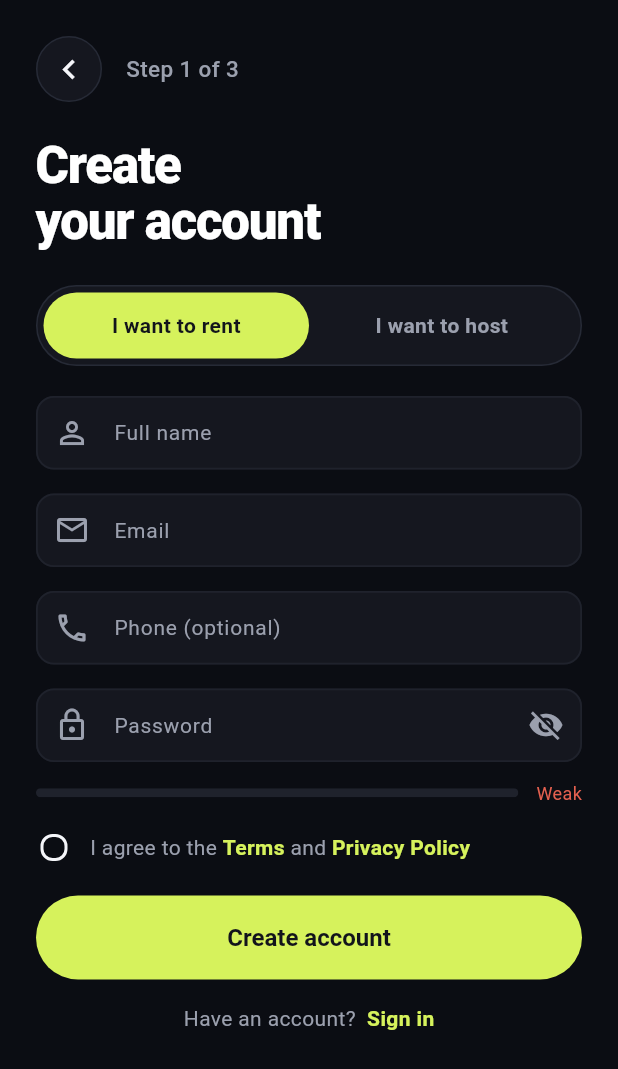
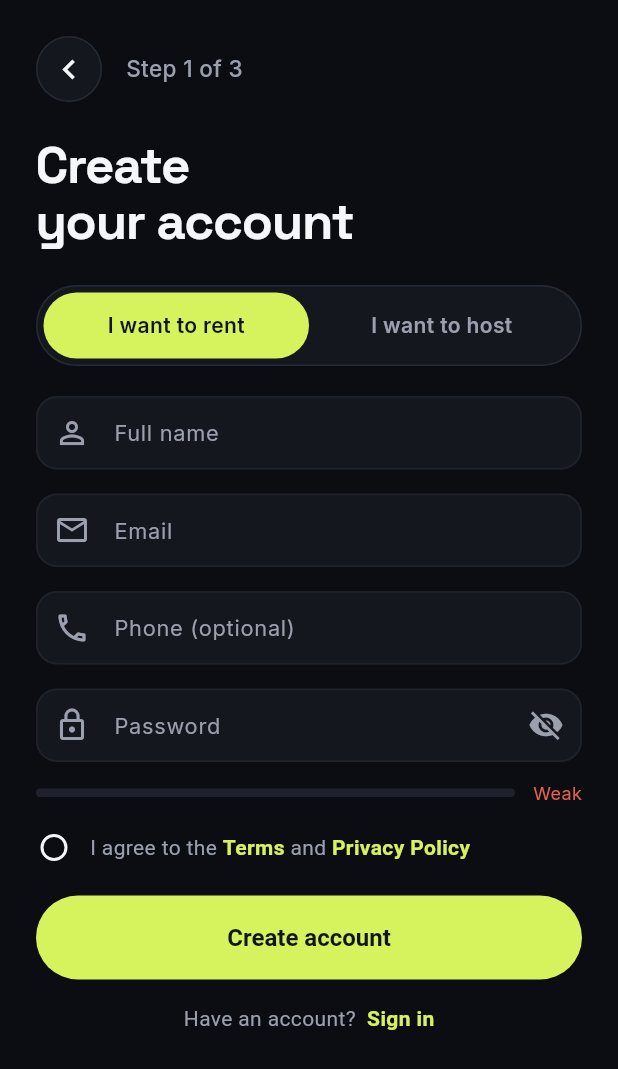
Before and after one commit to najaf299/drively, a Flutter app: the screen it shows after launch, after a tap on "Get Started", on a phone screen of 412 x 824 dp. Shown: the top 1069 px of the screen. Run offline on Flutter 3.47's test engine with Material 3 defaults, Android fonts, the phone set to English and light mode, and no system bars; our stand-ins replace cached_network_image, dio, flutter_riverpod, flutter_secure_storage, go_router, google_fonts and 6 more; accounts and stored records are empty; network calls fail.

Commit message:
feat(ui): smoother typography (Space Grotesk + Inter) + softer tokens; add demo guide
- Wire google_fonts: Space Grotesk for display/headlines/titles, Inter for body
  (the pairing from the design) for a more premium, smoother feel across all screens.
- Refine shape tokens: rounder cards (20) and primary buttons (18, 56-tall, bold).
- Add DEMO_GUIDE.md: how to run backend (MySQL) + app on simulator/iPhone, demo
  logins, connectivity, the Xcode 15.2 vs iOS 26 release-only workflow, troubleshooting.

Co-Authored-By: Claude Opus 4.7 (1M context) <noreply@anthropic.com>

```diff
--- a/frontend/lib/app/theme.dart
+++ b/frontend/lib/app/theme.dart
@@ -1,5 +1,6 @@
 import 'package:flutter/material.dart';
 import 'package:flutter/services.dart';
+import 'package:google_fonts/google_fonts.dart';
 
 /// Brand colour tokens from the Drivly design system (dark-first).
 ///
@@ -38,9 +39,10 @@ class Spacing {
 /// Corner radii tokens.
 class Radii {
   Radii._();
-  static const double sm = 8;
-  static const double md = 12; // fields, buttons, default cards
-  static const double card = 16;
+  static const double sm = 10;
+  static const double md = 14; // fields
+  static const double btn = 18; // buttons
+  static const double card = 20; // cards
   static const double pill = 999;
 }
 
@@ -88,10 +90,11 @@ class DrivlyTheme {
           backgroundColor: BrandColors.primary,
           foregroundColor: BrandColors.primaryFg,
           disabledBackgroundColor: BrandColors.primary.withValues(alpha: 0.4),
-          minimumSize: const Size.fromHeight(52),
-          textStyle: const TextStyle(fontSize: 14, fontWeight: FontWeight.w600),
+          minimumSize: const Size.fromHeight(56),
+          elevation: 0,
+          textStyle: GoogleFonts.inter(fontSize: 15.5, fontWeight: FontWeight.w700),
           shape: RoundedRectangleBorder(
-            borderRadius: BorderRadius.circular(Radii.md),
+            borderRadius: BorderRadius.circular(Radii.btn),
           ),
         ),
       ),
@@ -183,35 +186,54 @@ class DrivlyTheme {
   }
 
   static TextTheme _textTheme(TextTheme base) {
-    return base
-        .apply(
+    // Inter for body/labels; Space Grotesk for display/headlines/titles — the
+    // exact pairing from the product design, for a smoother, more premium feel.
+    final body = GoogleFonts.interTextTheme(base).apply(
       bodyColor: BrandColors.foreground,
       displayColor: BrandColors.foreground,
-        )
-        .copyWith(
-          headlineLarge: const TextStyle(
-            fontSize: 28,
-            fontWeight: FontWeight.w700,
-            letterSpacing: -0.5,
+    );
+
+    TextStyle grotesk(double size, FontWeight weight, double spacing) =>
+        GoogleFonts.spaceGrotesk(
+          fontSize: size,
+          fontWeight: weight,
+          letterSpacing: spacing,
+          color: BrandColors.foreground,
+          height: 1.05,
+        );
+
+    return body.copyWith(
+      displayLarge: grotesk(34, FontWeight.w700, -0.8),
+      displayMedium: grotesk(30, FontWeight.w700, -0.6),
+      displaySmall: grotesk(26, FontWeight.w700, -0.5),
+      headlineLarge: grotesk(28, FontWeight.w700, -0.6),
+      headlineMedium: grotesk(23, FontWeight.w700, -0.4),
+      headlineSmall: grotesk(20, FontWeight.w600, -0.3),
+      titleLarge: grotesk(18, FontWeight.w600, -0.2),
+      titleMedium: GoogleFonts.inter(
+        fontSize: 15.5,
+        fontWeight: FontWeight.w600,
+        color: BrandColors.foreground,
       ),
-          headlineMedium: const TextStyle(
-            fontSize: 22,
-            fontWeight: FontWeight.w600,
-            letterSpacing: -0.4,
+      bodyLarge: GoogleFonts.inter(
+        fontSize: 14.5,
+        fontWeight: FontWeight.w400,
+        color: BrandColors.foreground,
+        height: 1.45,
       ),
-          titleLarge:
-              const TextStyle(fontSize: 18, fontWeight: FontWeight.w600),
-          titleMedium:
-              const TextStyle(fontSize: 16, fontWeight: FontWeight.w500),
-          bodyLarge: const TextStyle(fontSize: 14, fontWeight: FontWeight.w400),
-          bodyMedium:
-              const TextStyle(fontSize: 14, fontWeight: FontWeight.w400),
-          bodySmall: const TextStyle(
-            fontSize: 12,
+      bodyMedium: GoogleFonts.inter(
+        fontSize: 14,
+        fontWeight: FontWeight.w400,
+        color: BrandColors.foreground,
+        height: 1.45,
+      ),
+      bodySmall: GoogleFonts.inter(
+        fontSize: 12.5,
+        fontWeight: FontWeight.w400,
         color: BrandColors.mutedFg,
+        height: 1.4,
       ),
-          labelLarge:
-              const TextStyle(fontSize: 14, fontWeight: FontWeight.w600),
+      labelLarge: GoogleFonts.inter(fontSize: 14, fontWeight: FontWeight.w600),
     );
   }
 }
--- a/frontend/pubspec.yaml
+++ b/frontend/pubspec.yaml
@@ -43,6 +43,7 @@ dependencies:
   lottie: ^3.1.0
   fl_chart: ^0.68.0
   table_calendar: ^3.1.1
+  google_fonts: ^8.1.0
 
 dev_dependencies:
   flutter_test:
```
Also changed, not shown: frontend/pubspec.lock, 1 other file. Lines whose indentation alone changed are shown as unchanged.
